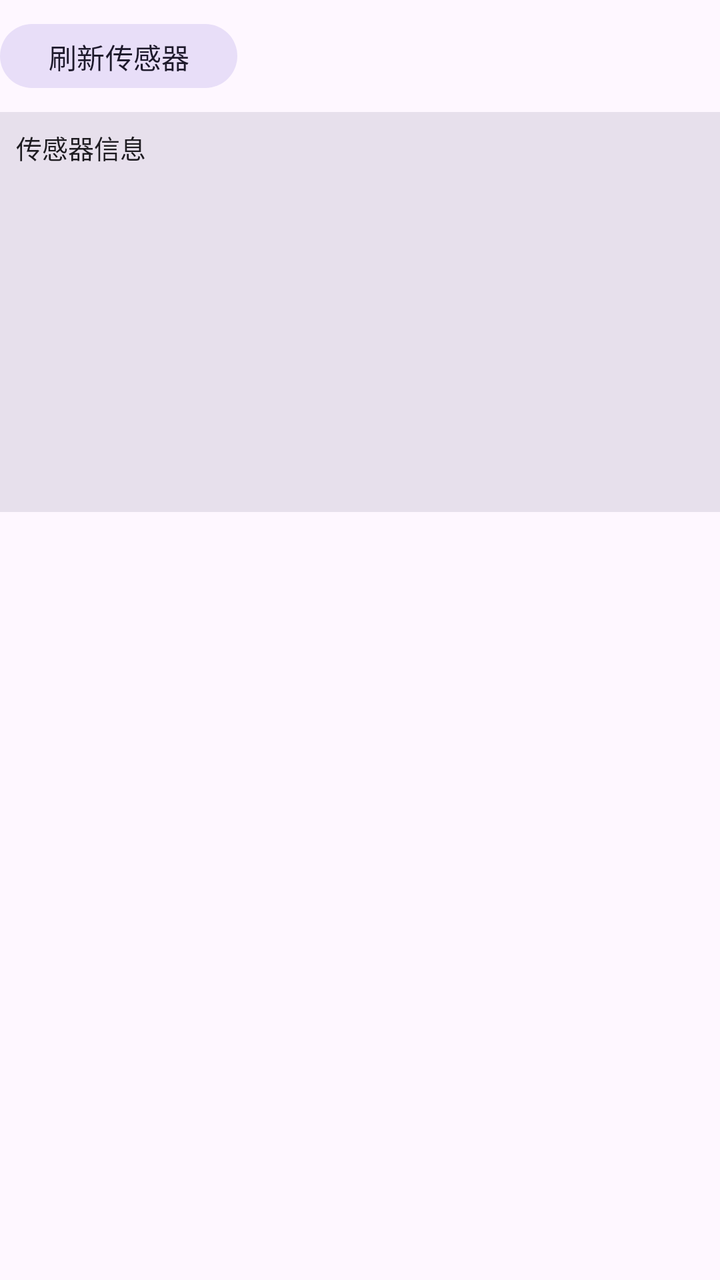
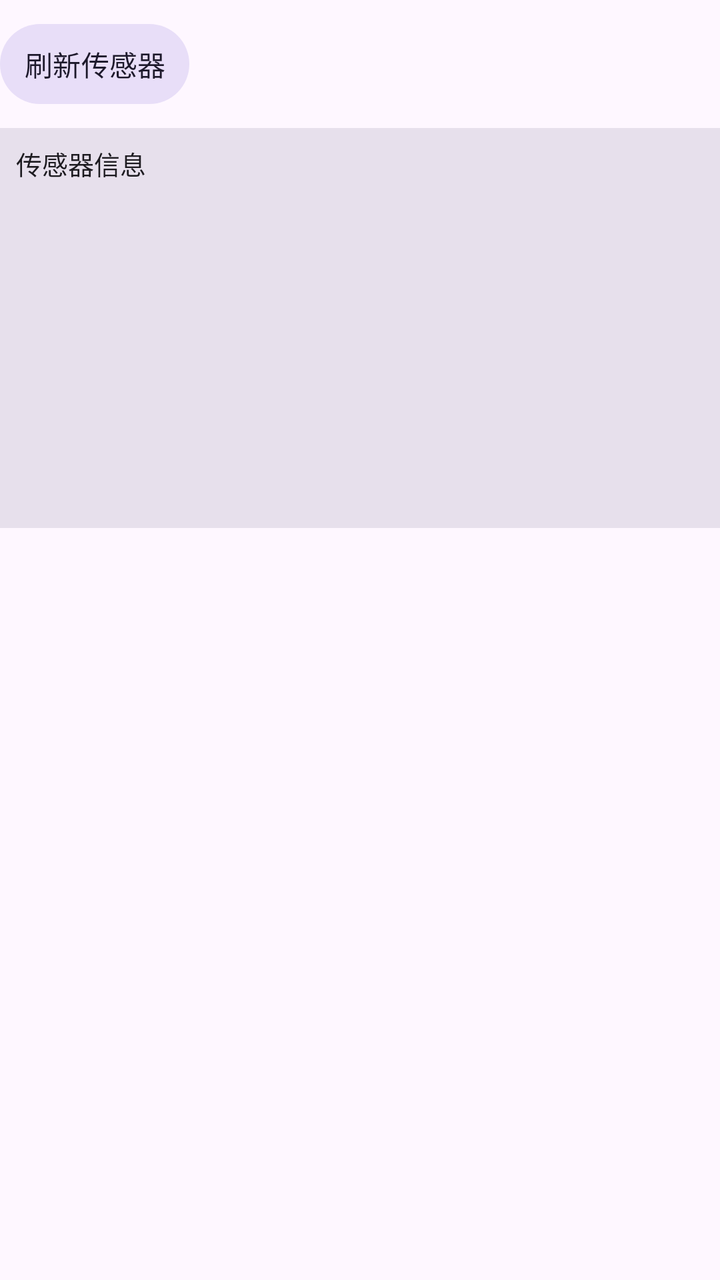

An Android layout rendered at two revisions. The XML below is the earlier revision; the diff shows what the commit changed to produce the second picture.
<!-- AndroidManifest.xml: application theme Theme.GameCenterApp -->
<!-- res/layout/item_tool_sensor.xml -->
<?xml version="1.0" encoding="utf-8"?>
<LinearLayout xmlns:android="http://schemas.android.com/apk/res/android"
    android:layout_width="match_parent"
    android:layout_height="wrap_content"
    android:orientation="vertical">

    <com.google.android.material.button.MaterialButton
        android:id="@+id/btn_refresh_sensors"
        style="@style/Widget.Material3.Button.TonalButton"
        android:layout_width="wrap_content"
        android:layout_height="40dp"
        android:layout_marginTop="8dp"
        android:text="刷新传感器" />

    <ScrollView
        android:layout_width="match_parent"
        android:layout_height="200dp"
        android:layout_marginTop="8dp"
        android:background="?attr/colorSurfaceVariant"
        android:padding="8dp">

        <TextView
            android:id="@+id/tv_sensor_list"
            android:layout_width="match_parent"
            android:layout_height="wrap_content"
            android:fontFamily="monospace"
            android:text="传感器信息"
            android:textColor="?android:attr/textColorPrimary"
            android:textSize="13sp" />
    </ScrollView>
</LinearLayout>
<!-- resources referenced by this layout -->
<resources>
  <style name="Theme.GameCenterApp" parent="Theme.Material3.DayNight.NoActionBar">
          <item name="colorPrimary">@color/md_theme_light_primary</item>
          <item name="colorOnPrimary">@color/md_theme_light_on_primary</item>
          <item name="colorPrimaryContainer">@color/md_theme_light_primary_container</item>
          <item name="colorOnPrimaryContainer">@color/md_theme_light_on_primary_container</item>
          <item name="colorSecondary">@color/md_theme_light_secondary</item>
          <item name="colorOnSecondary">@color/md_theme_light_on_secondary</item>
          <item name="colorSecondaryContainer">@color/md_theme_light_secondary_container</item>
          <item name="colorOnSecondaryContainer">@color/md_theme_light_on_secondary_container</item>
          <item name="colorSurface">@color/md_theme_light_surface</item>
          <item name="colorOnSurface">@color/md_theme_light_on_surface</item>
          <item name="colorOnSurfaceVariant">@color/md_theme_light_on_surface_variant</item>
          <item name="android:colorBackground">@color/md_theme_light_background</item>
          <item name="android:statusBarColor">@color/md_theme_light_surface</item>
          <item name="android:navigationBarColor">@color/md_theme_light_surface</item>
          <item name="android:windowLightStatusBar">true</item>
      </style>
  <color name="md_theme_light_primary">#6750A4</color>
  <color name="md_theme_light_on_primary">#FFFFFF</color>
  <color name="md_theme_light_primary_container">#EADDFF</color>
  <color name="md_theme_light_on_primary_container">#21005D</color>
  <color name="md_theme_light_secondary">#625B71</color>
  <color name="md_theme_light_on_secondary">#FFFFFF</color>
  <color name="md_theme_light_secondary_container">#E8DEF8</color>
  <color name="md_theme_light_on_secondary_container">#1D192B</color>
  <color name="md_theme_light_surface">#FEF7FF</color>
  <color name="md_theme_light_on_surface">#1D1B20</color>
  <color name="md_theme_light_on_surface_variant">#49454F</color>
  <color name="md_theme_light_background">#FEF7FF</color>
</resources>

<!-- the commit's change to res/layout/item_tool_sensor.xml (unified diff, before → after) -->
@@ -6,9 +6,9 @@
 
     <com.google.android.material.button.MaterialButton
         android:id="@+id/btn_refresh_sensors"
-        style="@style/Widget.Material3.Button.TonalButton"
+        style="@style/Widget.GameCenter.Button.Tonal"
         android:layout_width="wrap_content"
-        android:layout_height="40dp"
+        android:layout_height="48dp"
         android:layout_marginTop="8dp"
         android:text="刷新传感器" />
 
<!-- resource entries referenced after the edit -->
@@ -1,5 +1,17 @@
 <!-- resources referenced by this layout -->
 <resources>
+  <style name="Widget.GameCenter.Button.Tonal" parent="Widget.Material3.Button.TonalButton">
+          <item name="android:minHeight">48dp</item>
+          <item name="minHeight">48dp</item>
+          <item name="android:paddingTop">6dp</item>
+          <item name="android:paddingBottom">6dp</item>
+          <item name="android:paddingStart">12dp</item>
+          <item name="android:paddingEnd">12dp</item>
+          <item name="android:includeFontPadding">true</item>
+          <item name="android:maxLines">2</item>
+          <item name="android:ellipsize">end</item>
+          <item name="android:textAllCaps">false</item>
+      </style>
   <style name="Theme.GameCenterApp" parent="Theme.Material3.DayNight.NoActionBar">
           <item name="colorPrimary">@color/md_theme_light_primary</item>
           <item name="colorOnPrimary">@color/md_theme_light_on_primary</item>
@@ -16,6 +28,8 @@
           <item name="android:statusBarColor">@color/md_theme_light_surface</item>
           <item name="android:navigationBarColor">@color/md_theme_light_surface</item>
           <item name="android:windowLightStatusBar">true</item>
+          <item name="materialButtonStyle">@style/Widget.GameCenter.Button</item>
+          <item name="android:buttonStyle">@style/Widget.GameCenter.PlatformButton</item>
       </style>
   <color name="md_theme_light_primary">#6750A4</color>
   <color name="md_theme_light_on_primary">#FFFFFF</color>
@@ -29,5 +43,26 @@
   <color name="md_theme_light_on_surface">#1D1B20</color>
   <color name="md_theme_light_on_surface_variant">#49454F</color>
   <color name="md_theme_light_background">#FEF7FF</color>
+  <style name="Widget.GameCenter.Button" parent="Widget.Material3.Button">
+          <item name="android:minHeight">48dp</item>
+          <item name="minHeight">48dp</item>
+          <item name="android:paddingTop">6dp</item>
+          <item name="android:paddingBottom">6dp</item>
+          <item name="android:paddingStart">12dp</item>
+          <item name="android:paddingEnd">12dp</item>
+          <item name="android:includeFontPadding">true</item>
+          <item name="android:maxLines">2</item>
+          <item name="android:ellipsize">end</item>
+          <item name="android:textAllCaps">false</item>
+      </style>
+  <style name="Widget.GameCenter.PlatformButton" parent="@android:style/Widget.Material.Button">
+          <item name="android:minHeight">44dp</item>
+          <item name="android:paddingTop">4dp</item>
+          <item name="android:paddingBottom">4dp</item>
+          <item name="android:includeFontPadding">true</item>
+          <item name="android:maxLines">2</item>
+          <item name="android:ellipsize">end</item>
+          <item name="android:textAllCaps">false</item>
+      </style>
 </resources>
 
